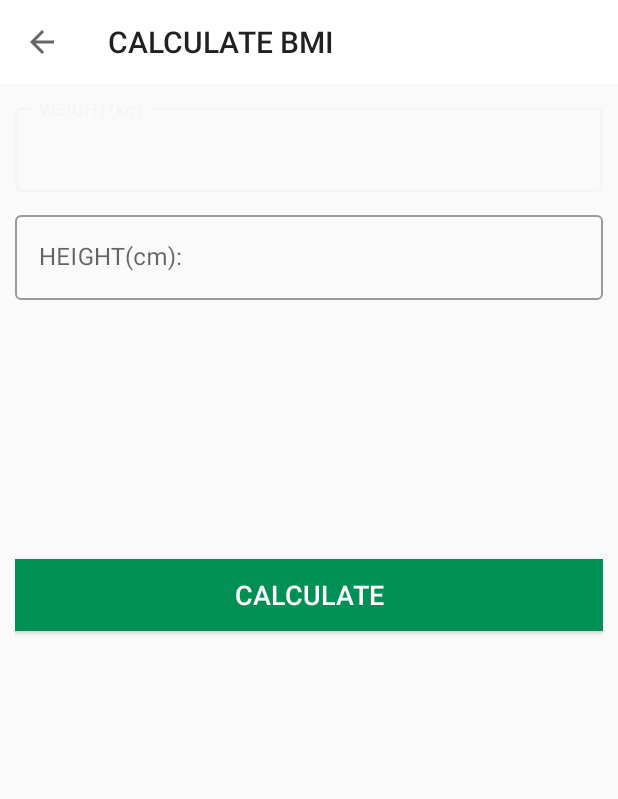
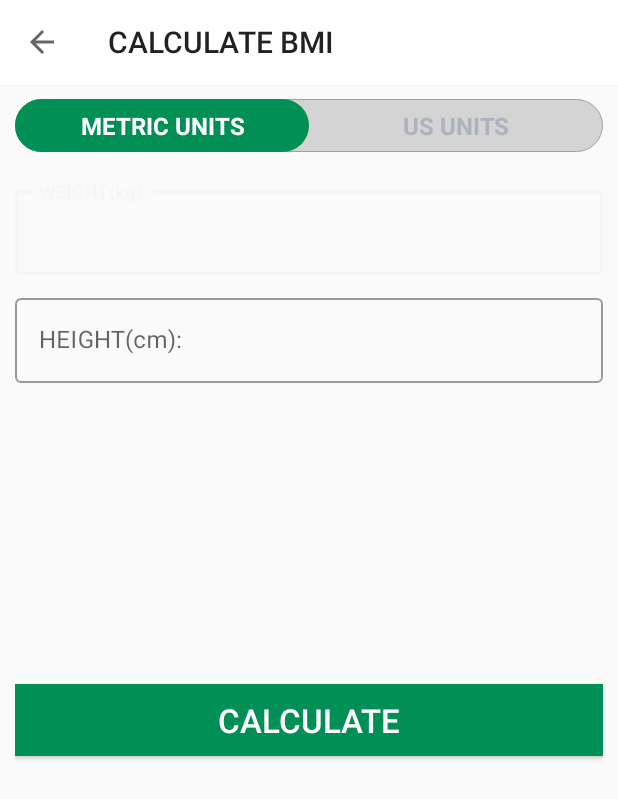
Before and after one commit to hakansarac/WorkoutApp, an Android app: the BmiActivity screen opened directly, with no data from a screen before it, on a phone screen of 412 x 824 dp. Shown: the top 799 px of the screen. Run offline under Robolectric (Android 15) with nearby library versions, the phone set to English and light mode, and no system bars.

Commit message:
radio group buttons for different units created and calculation mistake fixed

```diff
--- a/app/src/main/java/com/hakansarac/workoutapp/BmiActivity.kt
+++ b/app/src/main/java/com/hakansarac/workoutapp/BmiActivity.kt
@@ -26,9 +26,9 @@ class BmiActivity : AppCompatActivity() {
 
         buttonCalculateBmi.setOnClickListener {
             if (validateMetricUnits()){
-                val weightInput : Float = editTextWeight.text.toString().toFloat()
-                val heightInput : Float = editTextHeight.text.toString().toFloat()/100      //from cm to m
-                val bmi = weightInput/heightInput*heightInput
+                val weightInput : Float = editTextMetricWeight.text.toString().toFloat()
+                val heightInput : Float = editTextMetricHeight.text.toString().toFloat()/100      //from cm to m
+                val bmi = weightInput/(heightInput*heightInput)
                 displayBmiResult(bmi)
             }
         }
@@ -37,7 +37,7 @@ class BmiActivity : AppCompatActivity() {
     private fun validateMetricUnits():Boolean{
         var isValid = true
 
-        if(editTextWeight.text.toString().isEmpty() || editTextHeight.text.toString().isEmpty()){
+        if(editTextMetricWeight.text.toString().isEmpty() || editTextMetricHeight.text.toString().isEmpty()){
             isValid = false
             Toast.makeText(this,"Please enter both of values correctly.",Toast.LENGTH_SHORT).show()
         }
--- /dev/null
+++ b/app/src/main/res/drawable/radio_group_tab_background.xml
@@ -0,0 +1,8 @@
+<?xml version="1.0" encoding="utf-8"?>
+<shape xmlns:android="http://schemas.android.com/apk/res/android"
+    android:shape="rectangle">
+    <solid android:color="@color/colorHighLighted"/>
+    <stroke android:width="0.5dp"
+        android:color="#9AA2AF"/>
+    <corners android:radius="30dp"/>
+</shape>
--- /dev/null
+++ b/app/src/main/res/drawable/units_tab_selector.xml
@@ -0,0 +1,9 @@
+<?xml version="1.0" encoding="utf-8"?>
+<selector xmlns:android="http://schemas.android.com/apk/res/android">
+    <item android:state_checked="true">
+        <shape android:shape="rectangle">
+            <solid android:color="@color/colorAccent"/>
+            <corners android:radius="30dp"/>
+        </shape>
+    </item>
+</selector>
--- /dev/null
+++ b/app/src/main/res/drawable/units_tab_selector_color.xml
@@ -0,0 +1,5 @@
+<?xml version="1.0" encoding="utf-8"?>
+<selector xmlns:android="http://schemas.android.com/apk/res/android">
+    <item android:state_checked="true" android:color="@android:color/white"/>
+    <item android:state_checked="false" android:color="#ADB3BE"/>
+</selector>
--- a/app/src/main/res/layout/activity_bmi.xml
+++ b/app/src/main/res/layout/activity_bmi.xml
@@ -13,22 +13,63 @@
         android:layout_height="?android:attr/actionBarSize"
         android:background="@android:color/white"/>
 
+    <RadioGroup
+        android:id="@+id/radioGroupUnits"
+        android:layout_width="match_parent"
+        android:layout_height="wrap_content"
+        android:layout_margin="10dp"
+        android:layout_below="@+id/toolbarBmiActivity"
+        android:background="@drawable/radio_group_tab_background"
+        android:orientation="horizontal">
+
+        <RadioButton
+            android:id="@+id/radioButtonMetric"
+            android:layout_width="0dp"
+            android:layout_height="35dp"
+            android:layout_weight="1"
+            android:background="@drawable/units_tab_selector"
+            android:checked="true"
+            android:text="METRIC UNITS"
+            android:textColor="@drawable/units_tab_selector_color"
+            android:textSize="16sp"
+            android:textStyle="bold"
+            android:button="@null"
+            android:gravity="center"
+            />
+
+        <RadioButton
+            android:id="@+id/radioButtonUS"
+            android:layout_width="0dp"
+            android:layout_height="35dp"
+            android:layout_weight="1"
+            android:background="@drawable/units_tab_selector"
+            android:checked="false"
+            android:text="US UNITS"
+            android:textColor="@drawable/units_tab_selector_color"
+            android:textSize="16sp"
+            android:textStyle="bold"
+            android:button="@null"
+            android:gravity="center"
+            />
+
+    </RadioGroup>
+
     <LinearLayout
         android:id="@+id/linearLayoutUnitsView"
         android:layout_width="match_parent"
         android:layout_height="match_parent"
-        android:layout_below="@id/toolbarBmiActivity"
+        android:layout_below="@id/radioGroupUnits"
         android:orientation="vertical"
         android:padding="10dp">
 
         <com.google.android.material.textfield.TextInputLayout
-            android:id="@+id/textInputLayoutWeight"
+            android:id="@+id/textInputLayoutMetricWeight"
             style="@style/Widget.MaterialComponents.TextInputLayout.OutlinedBox"
             android:layout_width="match_parent"
             android:layout_height="wrap_content">
 
             <androidx.appcompat.widget.AppCompatEditText
-                android:id="@+id/editTextWeight"
+                android:id="@+id/editTextMetricWeight"
                 android:layout_width="match_parent"
                 android:layout_height="wrap_content"
                 android:hint="WEIGHT(kg):"
@@ -37,14 +78,14 @@
         </com.google.android.material.textfield.TextInputLayout>
 
         <com.google.android.material.textfield.TextInputLayout
-            android:id="@+id/textInputLayoutHeight"
+            android:id="@+id/textInputLayoutMetricHeight"
             style="@style/Widget.MaterialComponents.TextInputLayout.OutlinedBox"
             android:layout_width="match_parent"
             android:layout_height="wrap_content"
             android:layout_marginTop="10dp">
 
             <androidx.appcompat.widget.AppCompatEditText
-                android:id="@+id/editTextHeight"
+                android:id="@+id/editTextMetricHeight"
                 android:layout_width="match_parent"
                 android:layout_height="wrap_content"
                 android:hint="HEIGHT(cm):"
@@ -77,7 +118,7 @@
                 android:layout_height="wrap_content"
                 android:layout_marginTop="5dp"
                 android:gravity="center"
-                android:textSize="@dimen/bmi_textSize"
+                android:textSize="32sp"
                 android:textColor="@color/colorAccent"
                 android:textStyle="bold"
                 tools:text="15.00"/>
--- a/app/src/main/res/values/dimens.xml
+++ b/app/src/main/res/values/dimens.xml
@@ -8,6 +8,6 @@
     <dimen name="get_ready_textSize">22sp</dimen>
     <dimen name="exercise_name_textSize">18sp</dimen>
     <dimen name="dialog_custom_margin">10dp</dimen>
-    <dimen name="bmi_textSize">18sp</dimen>
+    <dimen name="bmi_textSize">22sp</dimen>
     <dimen name="bmi_input_textSize">16sp</dimen>
 </resources>
```
